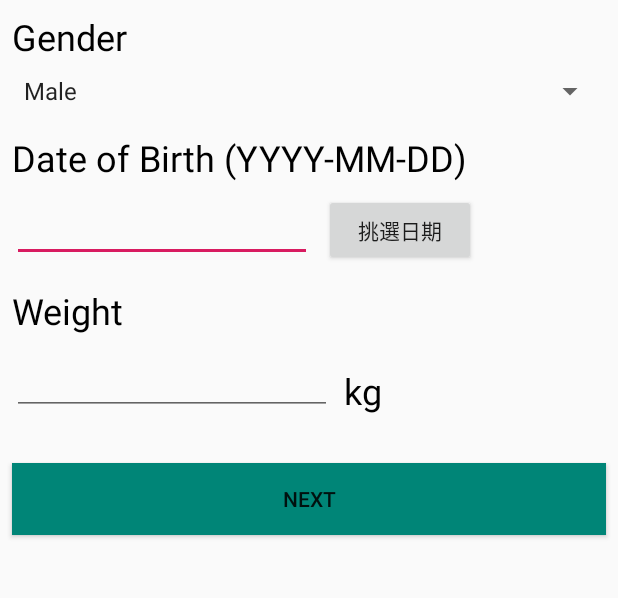
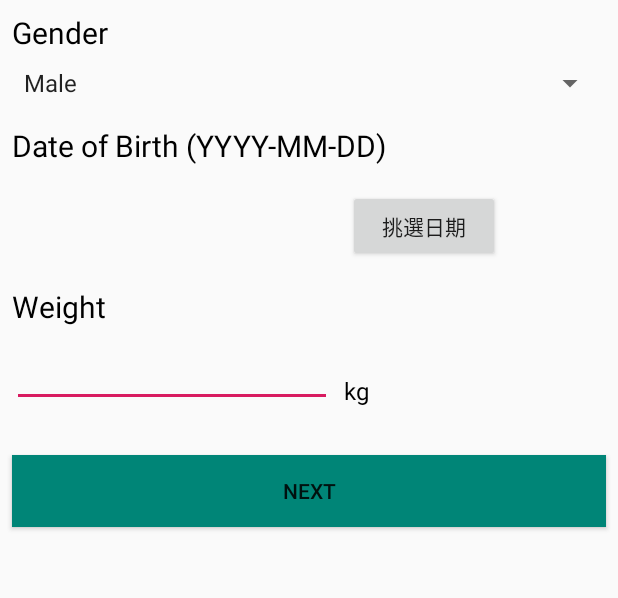
Before and after one commit to hank1992/HealthKeeper, an Android app: the screen it shows after launch (MainActivity), on a phone screen of 412 x 824 dp, the part 84-682 px from its top. Run offline under Robolectric (Android 15) with nearby library versions, the phone set to English and light mode, and no system bars.

```diff
--- a/app/src/main/java/tw/edu/bmilab/healthkeeper/MainActivity.java
+++ b/app/src/main/java/tw/edu/bmilab/healthkeeper/MainActivity.java
@@ -14,6 +14,7 @@ import android.widget.ArrayAdapter;
 import android.widget.DatePicker;
 import android.widget.EditText;
 import android.widget.Spinner;
+import android.widget.TextView;
 import android.widget.Toast;
 
 import java.util.Calendar;
@@ -21,7 +22,7 @@ import java.util.Calendar;
 public class MainActivity extends AppCompatActivity {
 
     private String gender;
-    private EditText DOB;
+    private TextView DOB;
     private EditText weight;
     private SharedPreferences mPreferences;
     private String sharedPrefFile =
@@ -42,7 +43,7 @@ public class MainActivity extends AppCompatActivity {
             }
         }
 
-        DOB = findViewById(R.id.editDate);
+        DOB = findViewById(R.id.textView_EditDOB);
 
         Toolbar toolbar = findViewById(R.id.toolbar);
         setSupportActionBar(toolbar);
--- a/app/src/main/java/tw/edu/bmilab/healthkeeper/WelcomeActivity.java
+++ b/app/src/main/java/tw/edu/bmilab/healthkeeper/WelcomeActivity.java
@@ -92,7 +92,6 @@ public class WelcomeActivity extends AppCompatActivity {
             } else {
                 sex = false;
             }
-            textView_remark.setText("Last drug taken at " + timestamp);
             textView_status.setText("You are at Low Risk");
             textView_status.setTextColor(Color.GREEN);
 
@@ -104,9 +103,9 @@ public class WelcomeActivity extends AppCompatActivity {
                 textView_amount.setVisibility(View.INVISIBLE);
                 button_taken.setText("Not yet");
                 button_taken.setEnabled(false);
-                remark += "Come back to take the drug at UTC+8 " + LocalDateTime.parse(timestamp, formatter).plusDays(1L).minusHours(2L).format(formatter) + "\n\n";
+                remark += "Next dose: UTC+8 " + LocalDateTime.parse(timestamp, formatter).plusDays(1L).format(formatter) + "\n\n";
             }
-            remark += "Last time you take drug at UTC+8 " + LocalDateTime.parse(timestamp, formatter).format(formatter) + "\n\n";
+            remark += "Last dose: UTC+8 " + LocalDateTime.parse(timestamp, formatter).format(formatter) + "\n\n";
             textView_remark.setText(remark);
             textView_remark.setTextColor(Color.BLUE);
         } else if (db.rawQuery(sql2, null).moveToFirst()) {
--- a/app/src/main/res/layout/activity_main.xml
+++ b/app/src/main/res/layout/activity_main.xml
@@ -15,7 +15,7 @@
         android:layout_marginTop="8dp"
         android:text="Gender"
         android:textColor="#000000"
-        android:textSize="24sp"
+        android:textSize="20sp"
         app:layout_constraintStart_toStartOf="parent"
         app:layout_constraintTop_toBottomOf="@+id/toolbar" />
 
@@ -49,33 +49,31 @@
         android:layout_marginTop="16dp"
         android:text="Date of Birth (YYYY-MM-DD)"
         android:textColor="#000000"
-        android:textSize="24sp"
+        android:textSize="20sp"
         app:layout_constraintStart_toStartOf="parent"
         app:layout_constraintTop_toBottomOf="@+id/spinner_gender" />
 
-    <EditText
-        android:id="@+id/editDate"
+    <TextView
+        android:id="@+id/textView_EditDOB"
         android:layout_width="200dp"
-        android:layout_height="wrap_content"
-        android:layout_marginStart="8dp"
-        android:layout_marginTop="8dp"
-        android:layout_marginEnd="8dp"
+        android:layout_height="0dp"
+        android:layout_marginStart="24dp"
         android:layout_weight="1"
-        android:digits="0,1,2,3,4,5,6,7,8,9,-"
-        app:layout_constraintEnd_toStartOf="@+id/btnDate"
+        android:textSize="18sp"
+        app:layout_constraintBottom_toBottomOf="@+id/btnDate"
         app:layout_constraintStart_toStartOf="parent"
-        app:layout_constraintTop_toBottomOf="@+id/textView_DOB" />/>
+        app:layout_constraintTop_toTopOf="@+id/btnDate" />/>
 
     <Button
         android:id="@+id/btnDate"
         android:layout_width="101dp"
         android:layout_height="wrap_content"
         android:layout_marginStart="8dp"
-        android:layout_marginTop="8dp"
+        android:layout_marginTop="16dp"
         android:layout_weight="1"
         android:onClick="datePicker"
         android:text="挑選日期"
-        app:layout_constraintStart_toEndOf="@+id/editDate"
+        app:layout_constraintStart_toEndOf="@+id/textView_EditDOB"
         app:layout_constraintTop_toBottomOf="@+id/textView_DOB" />
 
     <TextView
@@ -86,9 +84,9 @@
         android:layout_marginTop="16dp"
         android:text="Weight"
         android:textColor="#000000"
-        android:textSize="24sp"
+        android:textSize="20sp"
         app:layout_constraintStart_toStartOf="parent"
-        app:layout_constraintTop_toBottomOf="@+id/editDate" />
+        app:layout_constraintTop_toBottomOf="@+id/textView_EditDOB" />
 
     <EditText
         android:id="@+id/editText_weight"
@@ -109,7 +107,7 @@
         android:phoneNumber="false"
         android:text="kg"
         android:textColor="#000000"
-        android:textSize="24sp"
+        android:textSize="16sp"
         app:layout_constraintBottom_toBottomOf="@+id/editText_weight"
         app:layout_constraintStart_toEndOf="@+id/editText_weight" />
 
```
Also changed, not shown: app/src/main/res/layout/activity_welcome.xml (+12 -9 lines).
